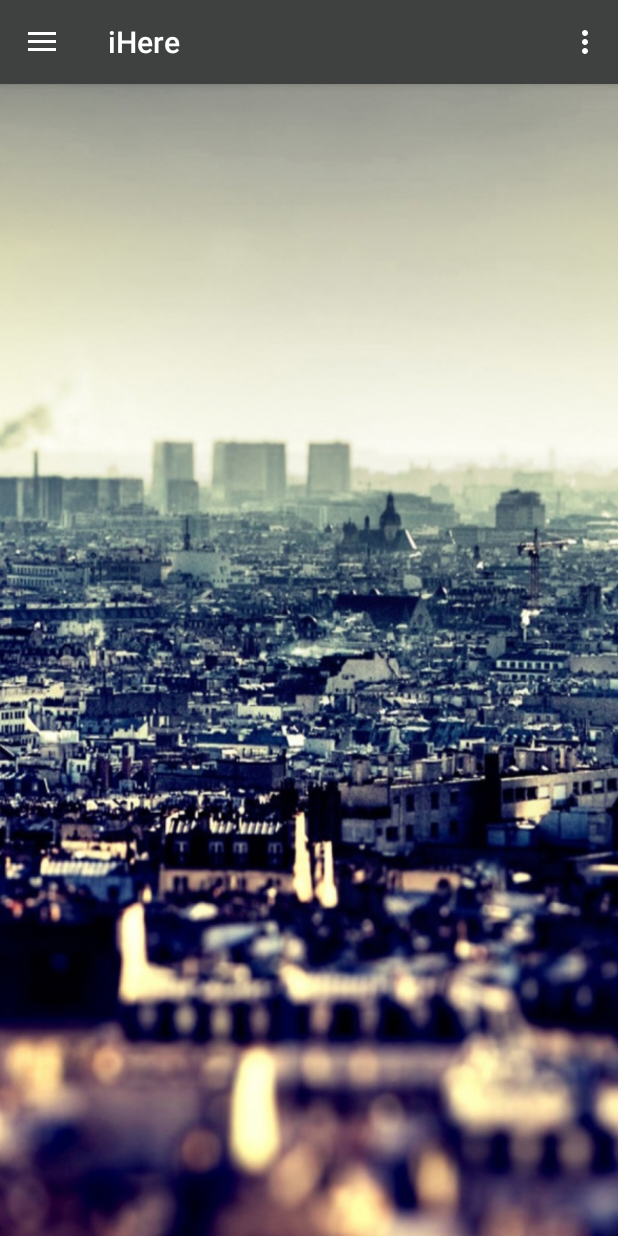
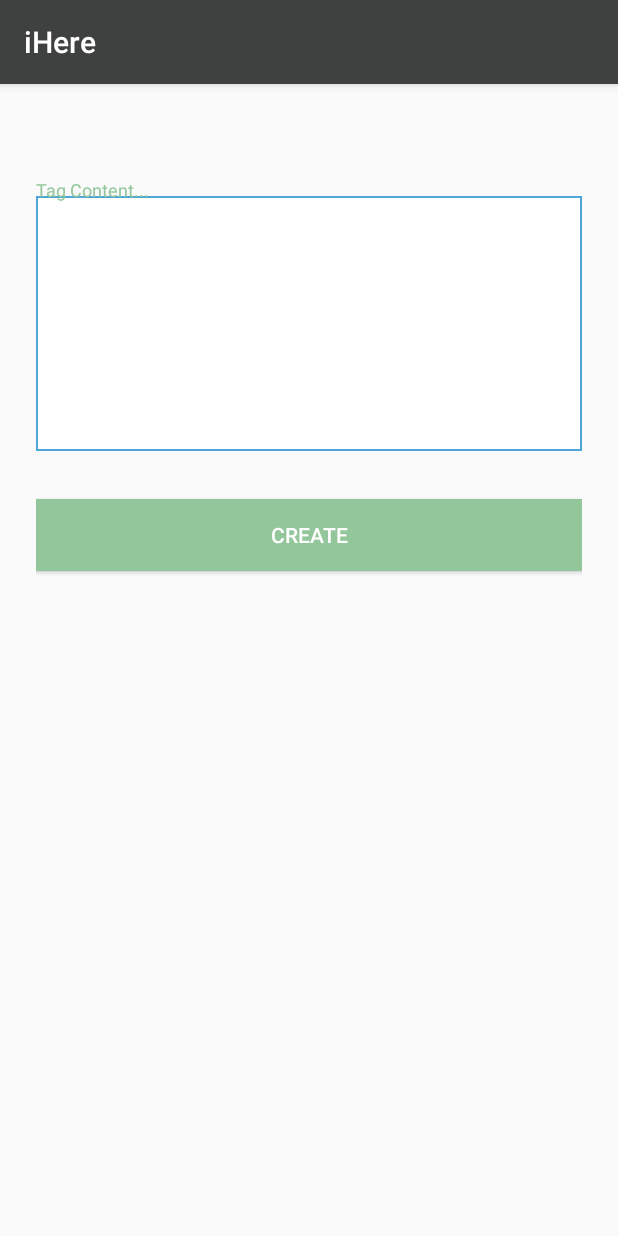
Before and after one commit to chenxingyu-cs/IHere, an Android app: the HomeActivity screen opened directly, with no data from a screen before it, in the side drawer, after a tap on "Create", on a phone screen of 412 x 824 dp. Run offline under Robolectric (Android 15) with nearby library versions, the phone set to English and light mode, and no system bars; 1 statement that could not run was skipped.

Commit message:
add create tag

```diff
--- a/app/src/main/AndroidManifest.xml
+++ b/app/src/main/AndroidManifest.xml
@@ -48,7 +48,8 @@
         <activity
             android:name=".dummy.DiscoveryActivity"
             android:label="@string/title_activity_discovery"
-            android:theme="@style/AppTheme.NoActionBar"></activity>
+            android:theme="@style/AppTheme.NoActionBar" />
+        <activity android:name=".dummy.CreateActivity"></activity>
     </application>
 
 </manifest>
--- a/app/src/main/java/cmu/sv/flubber/ihere/dummy/CreateActivity.java
+++ b/app/src/main/java/cmu/sv/flubber/ihere/dummy/CreateActivity.java
@@ -1,7 +1,40 @@
 package cmu.sv.flubber.ihere.dummy;
 
-/**
- * Created by zhengyiwang on 4/3/16.
- */
-public class CreateActivity {
+import android.content.Context;
+import android.content.Intent;
+import android.support.v7.app.AppCompatActivity;
+import android.os.Bundle;
+import android.view.View;
+import android.widget.Button;
+import android.widget.Toast;
+
+import cmu.sv.flubber.ihere.R;
+
+public class CreateActivity extends AppCompatActivity {
+
+    @Override
+    protected void onCreate(Bundle savedInstanceState) {
+        super.onCreate(savedInstanceState);
+        setContentView(R.layout.activity_create);
+
+        Button createTagButton = (Button)findViewById(R.id.btn_create_tag);
+        createTagButton.setOnClickListener(new View.OnClickListener() {
+            @Override
+            public void onClick(View v) {
+                createButton();
+            }
+        });
+    }
+
+    public void createButton() {
+        Context context = getApplicationContext();
+        CharSequence text = "The tag has been created!";
+        int duration = Toast.LENGTH_SHORT;
+
+        Toast toast = Toast.makeText(context, text, duration);
+        toast.show();
+
+        Intent intent = new Intent(this, HomeActivity.class);
+        startActivity(intent);
+    }
 }
--- /dev/null
+++ b/app/src/main/res/drawable/border.xml
@@ -0,0 +1,5 @@
+<?xml version="1.0" encoding="utf-8"?>
+<shape xmlns:android="http://schemas.android.com/apk/res/android" android:shape="rectangle" >
+    <solid android:color="#ffffff" />
+    <stroke android:width="1dip" android:color="#4fa5d5"/>
+</shape>
--- /dev/null
+++ b/app/src/main/res/layout/activity_create.xml
@@ -0,0 +1,40 @@
+<?xml version="1.0" encoding="utf-8"?>
+
+
+<LinearLayout xmlns:android="http://schemas.android.com/apk/res/android"
+    android:orientation="vertical"
+    android:layout_width="match_parent"
+    android:layout_height="wrap_content"
+    android:paddingTop="56dp"
+    android:paddingLeft="24dp"
+    android:paddingRight="24dp">
+
+    <!-- Email Label -->
+    <android.support.design.widget.TextInputLayout
+        android:layout_width="match_parent"
+        android:layout_height="wrap_content"
+        android:layout_marginTop="8dp"
+        android:layout_marginBottom="8dp">
+        <EditText android:id="@+id/create_tag"
+            android:layout_width="match_parent"
+            android:layout_height="170dp"
+            android:hint="Tag Content..."
+            android:background="@drawable/border"
+            android:gravity="top"/>
+    </android.support.design.widget.TextInputLayout>
+
+    <!-- Password Label -->
+
+    <android.support.v7.widget.AppCompatButton
+        android:id="@+id/btn_create_tag"
+        android:layout_width="fill_parent"
+        android:layout_height="wrap_content"
+        android:layout_marginTop="24dp"
+        android:layout_marginBottom="24dp"
+        android:padding="12dp"
+        android:textColor="#FFFFFF"
+        android:background="@color/colorAccent"
+        android:text="Create"/>
+
+
+</LinearLayout>
```
Also changed, not shown: 1 other file.
